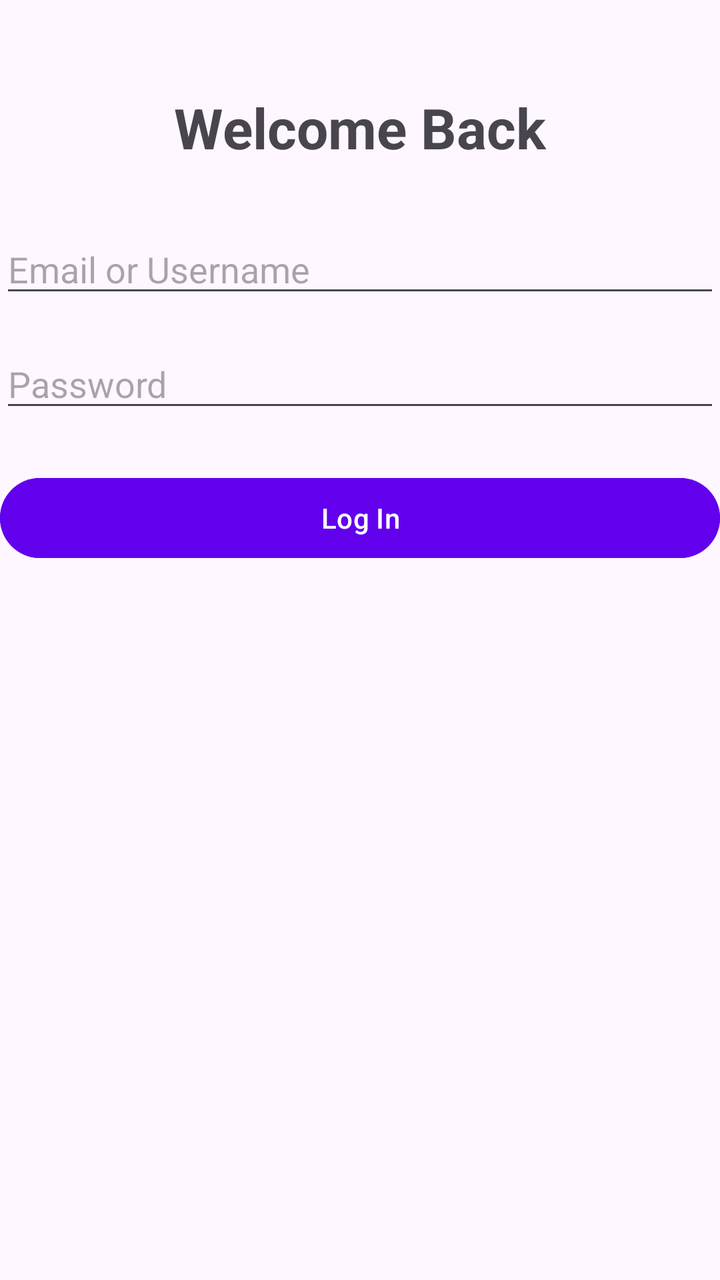
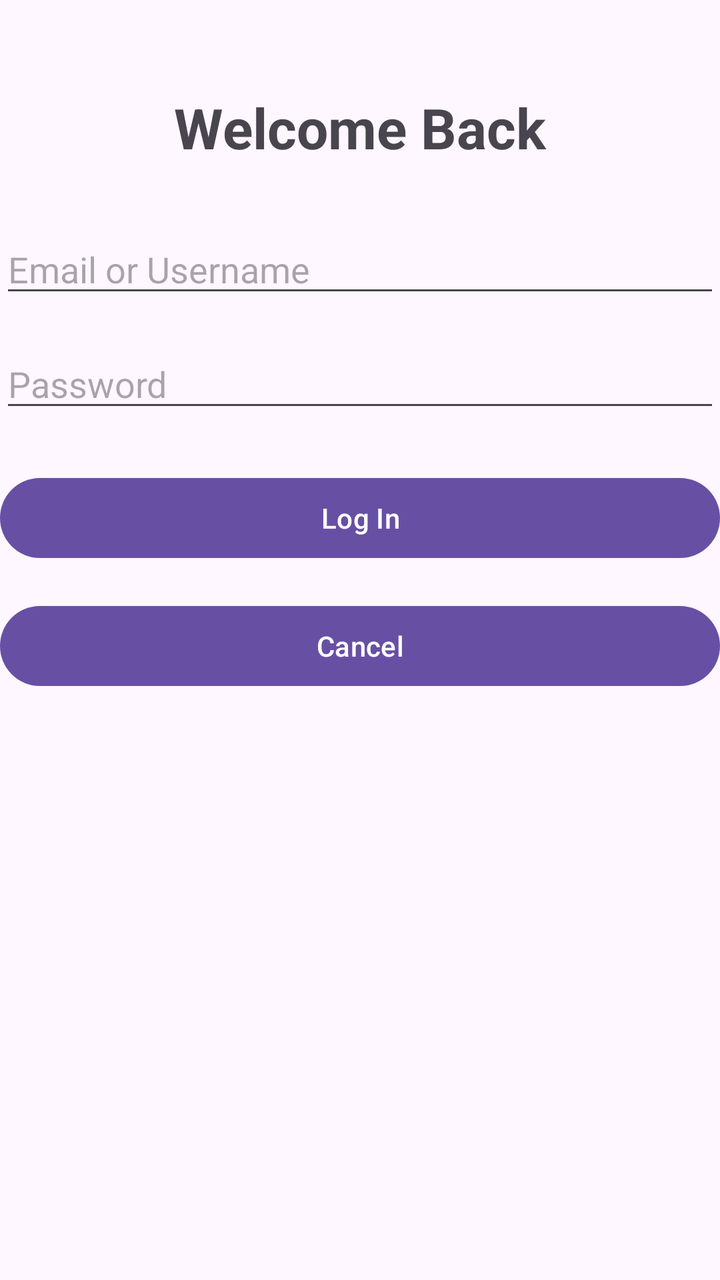

Before-and-after screenshots of an Android layout around one commit, followed by the original layout XML and the change that was made.
<!-- AndroidManifest.xml: application theme Theme.Practical3_GitHub -->
<!-- res/layout/activity_main.xml -->
<?xml version="1.0" encoding="utf-8"?>
<LinearLayout xmlns:android="http://schemas.android.com/apk/res/android"
    xmlns:app="http://schemas.android.com/apk/res-auto"
    xmlns:tools="http://schemas.android.com/tools"
    android:id="@+id/main"
    android:layout_width="match_parent"
    android:layout_height="match_parent"
    android:orientation="vertical"
    android:layout_margin="20dp"
    tools:context=".MainActivity">

    <TextView
        android:layout_width="wrap_content"
        android:layout_height="wrap_content"
        android:text="Welcome Back"
        android:textSize="28sp"
        android:textStyle="bold"
        android:layout_gravity="center_horizontal"
        android:layout_marginBottom="30dp"
        android:layout_marginTop="45dp"/>

    <EditText
        android:id="@+id/usernameInput"
        android:layout_width="match_parent"
        android:layout_height="wrap_content"
        android:hint="Email or Username"
        android:inputType="textEmailAddress"
        android:layout_marginBottom="16dp" />

    <EditText
        android:id="@+id/passwordInput"
        android:layout_width="match_parent"
        android:layout_height="wrap_content"
        android:hint="Password"
        android:inputType="textPassword"
        android:layout_marginBottom="24dp" />

    <Button
        android:id="@+id/loginButton"
        android:layout_width="match_parent"
        android:layout_height="wrap_content"
        android:text="Log In"
        android:backgroundTint="#6200EE"/>

</LinearLayout>
<!-- resources referenced by this layout -->
<resources>
  <style name="Theme.Practical3_GitHub" parent="Base.Theme.Practical3_GitHub" />
  <style name="Base.Theme.Practical3_GitHub" parent="Theme.Material3.DayNight.NoActionBar">
          
          
      </style>
</resources>

<!-- the commit's change to res/layout/activity_main.xml (unified diff, before → after) -->
@@ -39,7 +39,14 @@
         android:id="@+id/loginButton"
         android:layout_width="match_parent"
         android:layout_height="wrap_content"
-        android:text="Log In"
-        android:backgroundTint="#6200EE"/>
+        android:text="Log In" />
+
+    
+    <Button
+        android:id="@+id/cancelButton"
+        android:layout_width="match_parent"
+        android:layout_height="wrap_content"
+        android:text="Cancel"
+        android:layout_marginTop="16dp"/>
 
 </LinearLayout>
